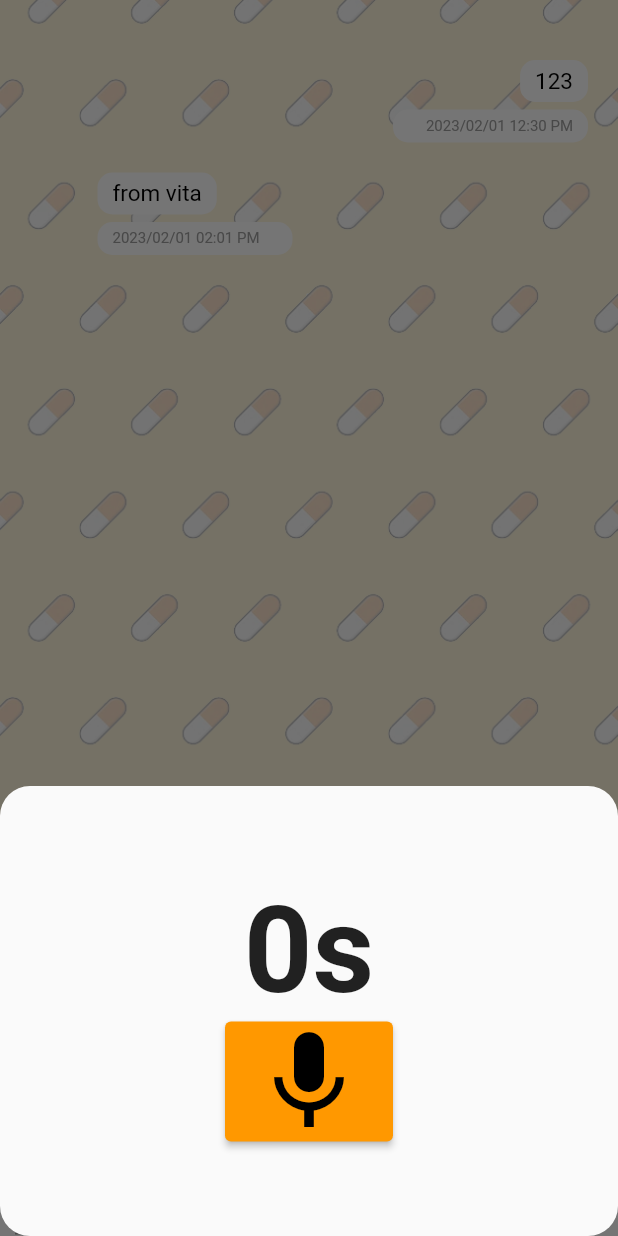
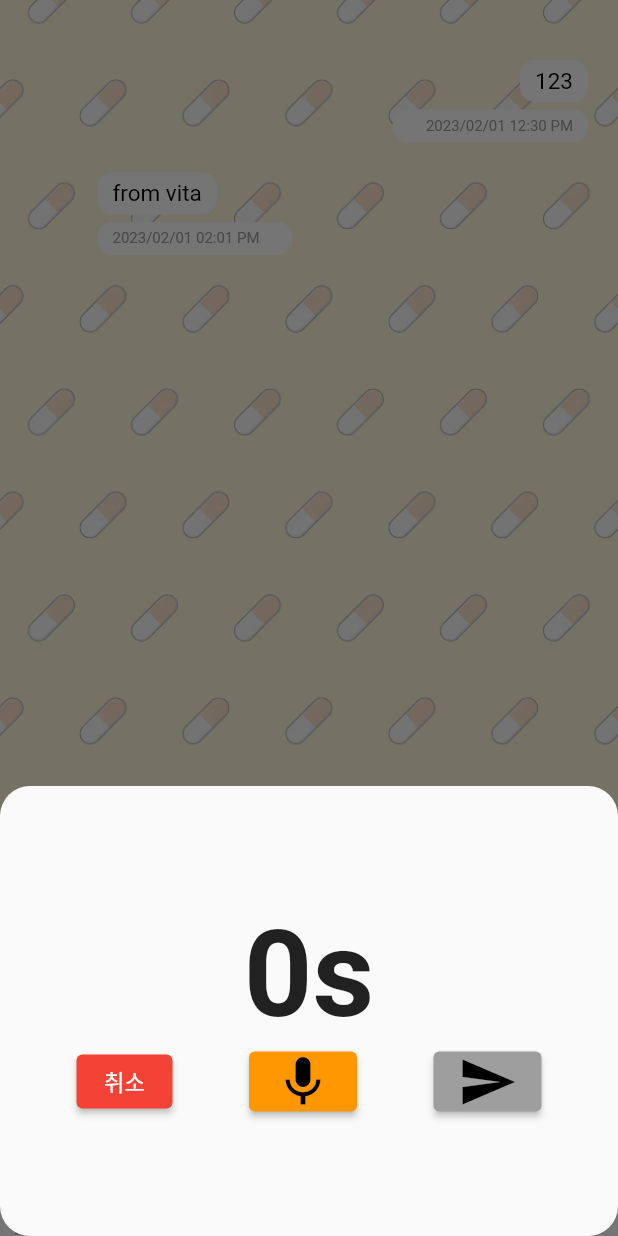
Before and after one commit to LGTM-CNU/Vita-App, a Flutter app: the ChattingWidget screen opened directly, after a tap on the "mic" icon, on a phone screen of 412 x 824 dp. Run offline on Flutter 3.47's test engine with Material 2 defaults, Android fonts, the phone set to English and light mode, and no system bars; our stand-ins replace firebase_core, firebase_storage, permission_handler, shared_preferences; missing offline and left inert: audio_session, flutter_sound; accounts and stored records are empty; network calls fail.

Commit message:
feat: 유저별 음성 기록 파이어베이스에 저장 및 채팅에 보이게 구현

```diff
--- a/lib/Screen/Login.dart
+++ b/lib/Screen/Login.dart
@@ -29,6 +29,8 @@ class _LoginScreenState extends State<LoginScreen> {
     // check id, pw
     SharedPreferences pref = await SharedPreferences.getInstance();
     pref.setBool('isLogin', true);
+    pref.setString("id", _username);
+
     Navigator.pushReplacement(
         context,
         MaterialPageRoute(
--- a/lib/Screen/MedicineInfo.dart
+++ b/lib/Screen/MedicineInfo.dart
@@ -69,7 +69,7 @@ class _MedicineInfoState extends State<MedicineInfo> {
               child: Container(
                   width: 100,
                   height: 100,
-                  decoration: BoxDecoration(
+                  decoration: const BoxDecoration(
                       image: DecorationImage(
                     image: AssetImage("assets/medicine1.png"),
                   ))),
--- a/lib/Widget/Chatting.dart
+++ b/lib/Widget/Chatting.dart
@@ -5,17 +5,20 @@ import 'package:vita/Widget/Recorder.dart';
 import 'package:vita/Util/date.dart';
 
 class ChattingWidget extends StatefulWidget {
+  const ChattingWidget({Key? key}) : super(key: key);
+
   @override
-  _ChattingWidgetState createState() => _ChattingWidgetState();
+  ChattingWidgetState createState() => ChattingWidgetState();
 }
 
-class _ChattingWidgetState extends State<ChattingWidget> {
+class ChattingWidgetState extends State<ChattingWidget> {
   final _textController = TextEditingController();
   final ScrollController _scrollController = ScrollController();
 
-  final _chattingMessages = [
-    {'isMe': true, 'message': "123", 'time': "2023/02/01 12:30 PM"},
-    {'isMe': false, 'message': 'from vita', 'time': "2023/02/01 02:01 PM"},
+  final _chattingMessages = <ChatMessage>[
+    const ChatMessage(isMe: true, message: "123", time: "2023/02/01 12:30 PM"),
+    const ChatMessage(
+        isMe: false, message: "from vita", time: "2023/02/01 02:01 PM"),
   ];
 
   // aos => AndroidMainfest.xml과 ios => info.plist 추가 해야함
@@ -26,8 +29,16 @@ class _ChattingWidgetState extends State<ChattingWidget> {
           borderRadius: BorderRadius.circular(20.0),
         ),
         builder: (context) {
-          return Recorder();
+          return Recorder(
+            addChatMessage: addChatMessage,
+          );
         });
+  }
+
+  addChatMessage(ChatMessage message) {
+    setState(() {
+      _chattingMessages.add(message);
+    });
   }
 
   _onSubmitHandler() {
@@ -36,11 +47,10 @@ class _ChattingWidgetState extends State<ChattingWidget> {
       return;
     }
     setState(() {
-      _chattingMessages.add({
-        'isMe': true,
-        'message': _textController.text,
-        'time': Date.serialize(DateTime.now()),
-      });
+      _chattingMessages.add(ChatMessage(
+          isMe: true,
+          message: _textController.text,
+          time: Date.serialize(DateTime.now())));
     });
     _textController.clear();
     WidgetsBinding.instance.addPostFrameCallback((_) {
@@ -94,13 +104,7 @@ class _ChattingWidgetState extends State<ChattingWidget> {
                                     itemCount: _chattingMessages.length,
                                     itemBuilder:
                                         (BuildContext context, int index) {
-                                      return ChatMessage(
-                                          isMe: _chattingMessages[index]['isMe']
-                                              as bool,
-                                          message: _chattingMessages[index]
-                                              ['message'] as String,
-                                          time: _chattingMessages[index]['time']
-                                              as String);
+                                      return _chattingMessages[index];
                                     }))),
                         Container(
                           height: 50,
--- a/lib/Widget/recorder.dart
+++ b/lib/Widget/recorder.dart
@@ -7,7 +7,12 @@ import 'package:audio_session/audio_session.dart';
 
 import 'package:vita/Util/Firebase.dart';
 
+import '../Util/date.dart';
+import 'ChatMessage.dart';
+
 class Recorder extends StatefulWidget {
+  final addChatMessage;
+  const Recorder({super.key, required this.addChatMessage});
   @override
   _RecorderState createState() => _RecorderState();
 }
@@ -16,6 +21,8 @@ class _RecorderState extends State<Recorder> {
   final recorder = FlutterSoundRecorder();
   bool isRecorderReady = false;
   bool isRecord = false;
+  bool finishRecorded = false;
+  var audioFile;
 
   Future record() async {
     if (!isRecorderReady) return;
@@ -23,6 +30,7 @@ class _RecorderState extends State<Recorder> {
 
     setState(() {
       isRecord = true;
+      audioFile = null;
     });
 
     print("record start !!!!!!!!!!!!!!!!");
@@ -31,15 +39,25 @@ class _RecorderState extends State<Recorder> {
   Future stop() async {
     if (!isRecorderReady) return;
     final path = await recorder.stopRecorder();
-    final audioFile = File(path!);
 
     setState(() {
       isRecord = false;
+      finishRecorded = true;
+      audioFile = File(path!);
     });
+  }
 
-    print('record audio: $audioFile');
+  Future send() async {
+    if (audioFile == null) return;
 
-    await Firebase.save(audioFile);
+    final res = await Firebase.save(audioFile);
+
+    if (res == 'Error') return;
+
+    widget.addChatMessage(ChatMessage(
+        isMe: true,
+        message: "음성 메세지 입니다.",
+        time: Date.serialize(DateTime.now())));
   }
 
   Future initRecorder() async {
@@ -79,6 +97,12 @@ class _RecorderState extends State<Recorder> {
     );
   }
 
+  _getRecordIcon() {
+    if (isRecord) return (Icons.stop);
+    if (!finishRecorded) return (Icons.mic);
+    return Icons.replay;
+  }
+
   @override
   void initState() {
     super.initState();
@@ -94,7 +118,7 @@ class _RecorderState extends State<Recorder> {
 
   @override
   Widget build(BuildContext context) {
-    return Container(
+    return SizedBox(
       height: 300,
       child: Center(
           child: Column(
@@ -115,10 +139,27 @@ class _RecorderState extends State<Recorder> {
                   ),
                 );
               }),
+          Row(
+            children: [
+              const Spacer(),
+              ElevatedButton(
+                onPressed: () {
+                  Navigator.of(context).pop();
+                },
+                style: OutlinedButton.styleFrom(
+                  backgroundColor: Colors.red,
+                ),
+                child: const Text(
+                  "취소",
+                  style: TextStyle(fontSize: 15, color: Colors.white),
+                  textAlign: TextAlign.center,
+                ),
+              ),
+              const Spacer(),
               ElevatedButton(
                 child: Icon(
-              isRecord ? Icons.stop : Icons.mic,
-              size: 80,
+                  _getRecordIcon(),
+                  size: 40,
                 ),
                 onPressed: () async {
                   if (isRecord) {
@@ -127,6 +168,23 @@ class _RecorderState extends State<Recorder> {
                     await record();
                   }
                 },
+              ),
+              const Spacer(),
+              ElevatedButton(
+                child: const Icon(
+                  Icons.send,
+                  size: 40,
+                ),
+                style: ElevatedButton.styleFrom(
+                    backgroundColor:
+                        audioFile == null ? Colors.grey : Colors.orange),
+                onPressed: () async {
+                  await send();
+                  Navigator.of(context).pop();
+                },
+              ),
+              const Spacer(),
+            ],
           )
         ],
       )),
--- a/pubspec.yaml
+++ b/pubspec.yaml
@@ -21,6 +21,7 @@ dependencies:
   audio_session: ^0.1.13
   flutter_localizations:
     sdk: flutter
+  intl: ^0.17.0
 
 dev_dependencies:
   flutter_test:
```
Also changed, not shown: lib/Util/Firebase.dart (+14 -3 lines), pubspec.lock. Lines whose indentation alone changed are shown as unchanged.
